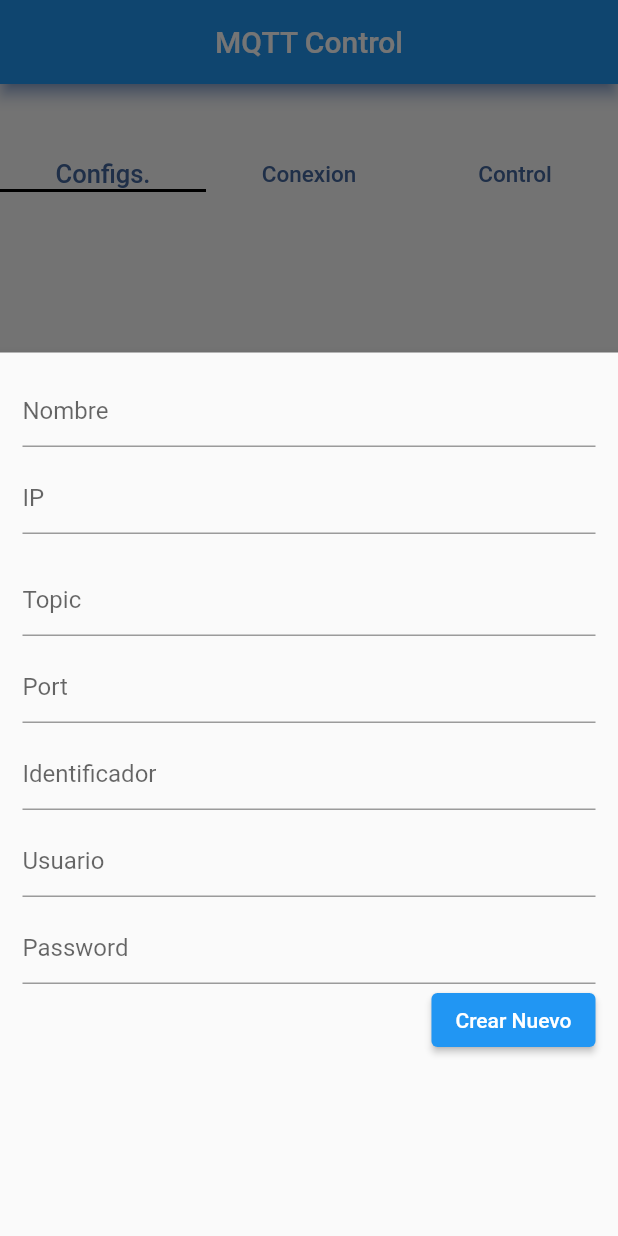
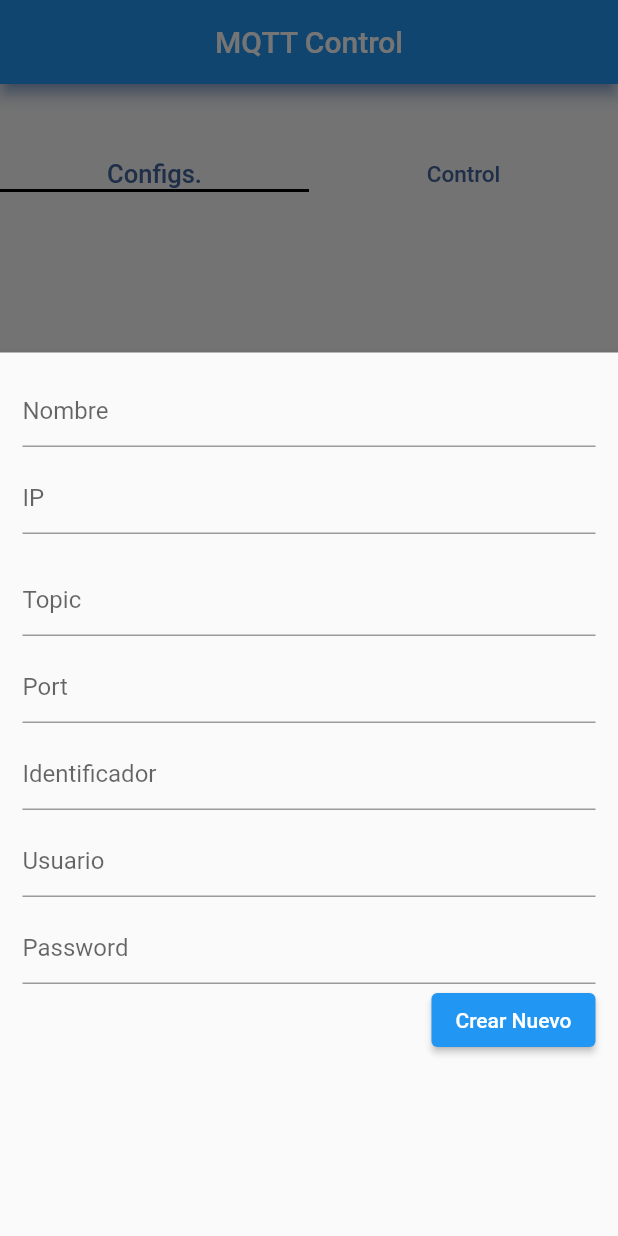
Before and after one commit to Guzzizander/mqtt_control_2, a Flutter app: the screen it shows after launch, after a tap on the "add" icon, on a phone screen of 412 x 824 dp. Run offline on Flutter 3.47's test engine with Material 2 defaults, Android fonts, the phone set to English and light mode, and no system bars; our stand-ins replace font_awesome_flutter, sqflite; missing offline and left inert: mqtt_client; accounts and stored records are empty.

Commit message:
Icono de conexion en las Cards de la pantalla de conexiones funcionando

```diff
--- a/lib/src/screens/conexion.dart
+++ b/lib/src/screens/conexion.dart
@@ -90,6 +90,7 @@ class _Conexion extends State<Conexion> {
     } catch (e) {
       setState(() {
         vars.mensaje = 'ERROR DE CONNEXION';
+        vars.iconColor = Colors.redAccent;
       });
       //print('Exception: $e');
 
--- a/lib/src/screens/menu.dart
+++ b/lib/src/screens/menu.dart
@@ -1,5 +1,5 @@
 import 'package:flutter/material.dart';
-import 'conexion.dart';
+//import 'conexion.dart';
 import 'control.dart';
 import 'config.dart';
 
@@ -33,12 +33,12 @@ class _Menu extends State<Menu> with SingleTickerProviderStateMixin {
     final _kTabPages = <Widget>[
       //Configuracion(),
       Config(),
-      Conexion(title: 'Conexion'),
+      //  Conexion(title: 'Conexion'),
       Control(title: 'Control'),
     ];
 
     return DefaultTabController(
-      length: 3,
+      length: 2,
       child: Scaffold(
         appBar: AppBar(
           title: const Text('MQTT Control'),
@@ -61,6 +61,7 @@ class _Menu extends State<Menu> with SingleTickerProviderStateMixin {
                     ),
                     textAlign: TextAlign.center,
                   ),
+                  /*
                   Text(
                     "Conexion",
                     style: TextStyle(
@@ -69,6 +70,7 @@ class _Menu extends State<Menu> with SingleTickerProviderStateMixin {
                     ),
                     textAlign: TextAlign.center,
                   ),
+                  */
                   Text(
                     "Control",
                     style: TextStyle(
--- a/lib/src/variables.dart
+++ b/lib/src/variables.dart
@@ -13,4 +13,4 @@ String identificador = 'GuzziZander';
 String mensaje = 'DESCONECTADO';
 bool estado = false;
 Color iconColor = Colors.redAccent;
-Color cardColor = Colors.grey;
+Color cardColor = Color.fromARGB(255, 194, 191, 191);
```
Also changed, not shown: lib/src/screens/config.dart (+35 -12 lines), 4 other files.
